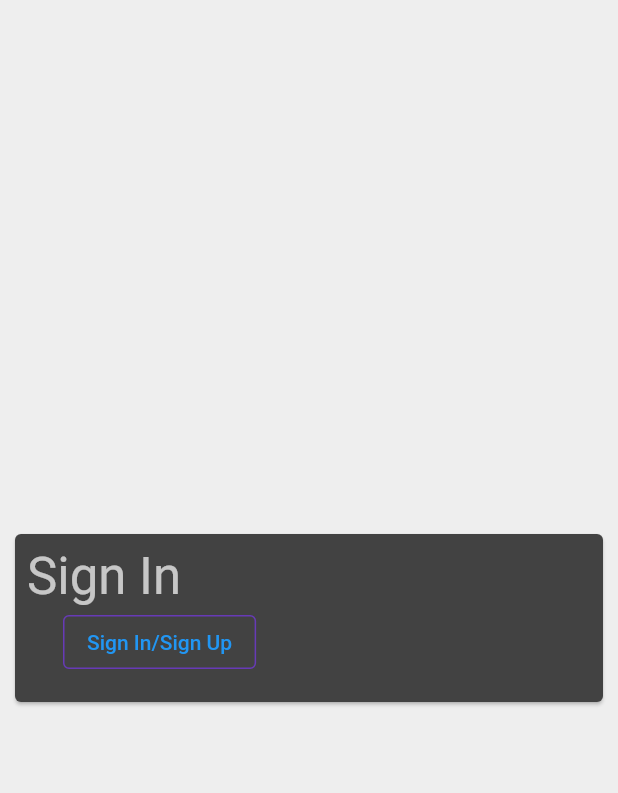
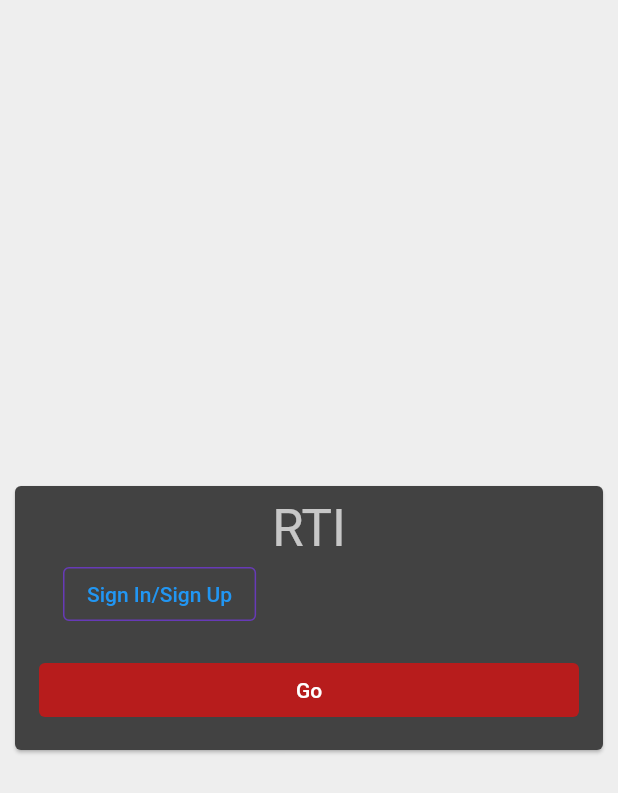
Before and after one commit to jhbiggs/rti, a Flutter app: the screen it shows after launch, on a phone screen of 412 x 824 dp. Shown: the top 793 px of the screen. Run offline on Flutter 3.47's test engine with Material 2 defaults, Android fonts, the phone set to English and light mode, and no system bars; our stand-ins replace cloud_firestore, cloud_functions, faker, firebase_auth, firebase_core, fluttertoast; missing offline and left inert: cloud_firestore_web, field_suggestion, firebase_auth_web, firebase_core_web, xid; accounts and stored records are empty.

Commit message:
Stuff is starting to work

```diff
--- a/lib/Model/Authentication/authentication.dart
+++ b/lib/Model/Authentication/authentication.dart
@@ -456,6 +456,9 @@ class _PasswordFormState extends State<PasswordForm> {
         Navigator.of(context).pushNamed('/parent');
         break;
       // }
+      case Role.none:
+        // TODO: Handle this case.
+        break;
     }
   }
 
--- a/lib/Model/role.dart
+++ b/lib/Model/role.dart
@@ -1 +1 @@
-enum Role { student, parent, administrator, teacher }
+enum Role { student, parent, administrator, teacher, none }
--- a/lib/RTIAssignment/rti_assignment_list.dart
+++ b/lib/RTIAssignment/rti_assignment_list.dart
@@ -46,7 +46,7 @@ class _RtIAssignmentListState extends State<RtIAssignmentList> {
       crossAxisAlignment: CrossAxisAlignment.start,
       children: [
         const Padding(
-          padding: const EdgeInsets.all(8.0),
+          padding: EdgeInsets.fromLTRB(0.0, 8.0, 8.0, 8.0),
           child: Header("Assign a student?"),
         ),
         Padding(
--- a/lib/RTIAssignment/rti_assignments_page.dart
+++ b/lib/RTIAssignment/rti_assignments_page.dart
@@ -48,7 +48,7 @@ class _RTIAssignmentsState extends State<RTIAssignments> {
 
   @override
   Widget build(BuildContext context) {
-    return Column(
+    return ListView(
       children: [
         Column(children: [
           Consumer<ApplicationState>(
--- a/lib/main.dart
+++ b/lib/main.dart
@@ -116,7 +116,7 @@ class _SignUpFormState extends State<SignUpForm> {
   }
 
   void _pushRelevantPage() {
-    switch (dropdownValue) {
+    switch (UserData.role) {
       case Role.student:
         Navigator.of(context).pushNamed('/student');
         break;
@@ -130,6 +130,9 @@ class _SignUpFormState extends State<SignUpForm> {
         Navigator.of(context).pushNamed('/parent');
         break;
       // }
+      case Role.none:
+        // TODO: Handle this case.
+        break;
     }
   }
 
@@ -143,7 +146,9 @@ class _SignUpFormState extends State<SignUpForm> {
           crossAxisAlignment: CrossAxisAlignment.stretch,
           mainAxisSize: MainAxisSize.min,
           children: [
-            Text('Sign In', style: Theme.of(context).textTheme.headline4),
+            Text('RTI',
+                textAlign: TextAlign.center,
+                style: Theme.of(context).textTheme.headline4),
             // Padding(
             //   padding: const EdgeInsets.all(8.0),
             //   child: DropdownButton<Role>(
@@ -188,27 +193,27 @@ class _SignUpFormState extends State<SignUpForm> {
                 ),
               ),
             ]),
-            // Padding(
-            //   padding: const EdgeInsets.all(8.0),
-            //   child: TextButton(
-            //     style: ButtonStyle(
-            //       foregroundColor: MaterialStateProperty.resolveWith(
-            //           (Set<MaterialState> states) {
-            //         return states.contains(MaterialState.disabled)
-            //             ? null
-            //             : Colors.white;
-            //       }),
-            //       backgroundColor: MaterialStateProperty.resolveWith(
-            //           (Set<MaterialState> states) {
-            //         return states.contains(MaterialState.disabled)
-            //             ? null
-            //             : Colors.red.shade900;
-            //       }),
-            //     ),
-            //     onPressed: _pushRelevantPage,
-            //     child: const Text('Sign in'),
-            //   ),
-            // ),
+            Padding(
+              padding: const EdgeInsets.all(8.0),
+              child: TextButton(
+                style: ButtonStyle(
+                  foregroundColor: MaterialStateProperty.resolveWith(
+                      (Set<MaterialState> states) {
+                    return states.contains(MaterialState.disabled)
+                        ? null
+                        : Colors.white;
+                  }),
+                  backgroundColor: MaterialStateProperty.resolveWith(
+                      (Set<MaterialState> states) {
+                    return states.contains(MaterialState.disabled)
+                        ? null
+                        : Colors.red.shade900;
+                  }),
+                ),
+                onPressed: _pushRelevantPage,
+                child: const Text('Go'),
+              ),
+            ),
           ],
         ),
       ),
```
Also changed, not shown: lib/Model/Authentication/application_state.dart (+8 -0 lines).
